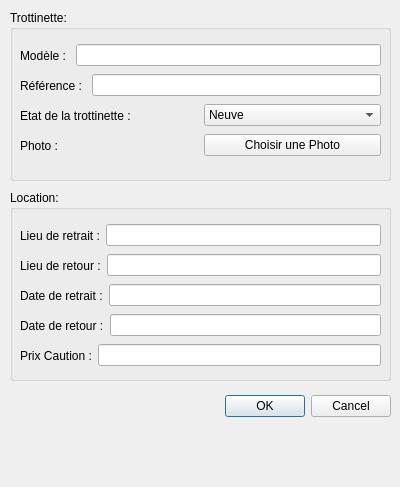
This is View/ViewOffreLocation.ui in Darhal/Trottipret as Qt 5 draws it before an edit. The edited form follows.
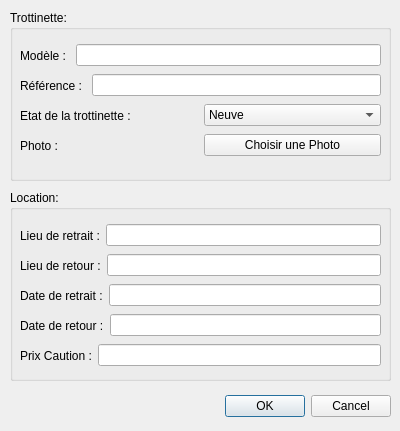
This is the edited form.

```diff
--- a/View/ViewOffreLocation.ui
+++ b/View/ViewOffreLocation.ui
@@ -7,7 +7,7 @@
     <x>0</x>
     <y>0</y>
     <width>400</width>
-    <height>487</height>
+    <height>431</height>
    </rect>
   </property>
   <property name="windowTitle">
```
